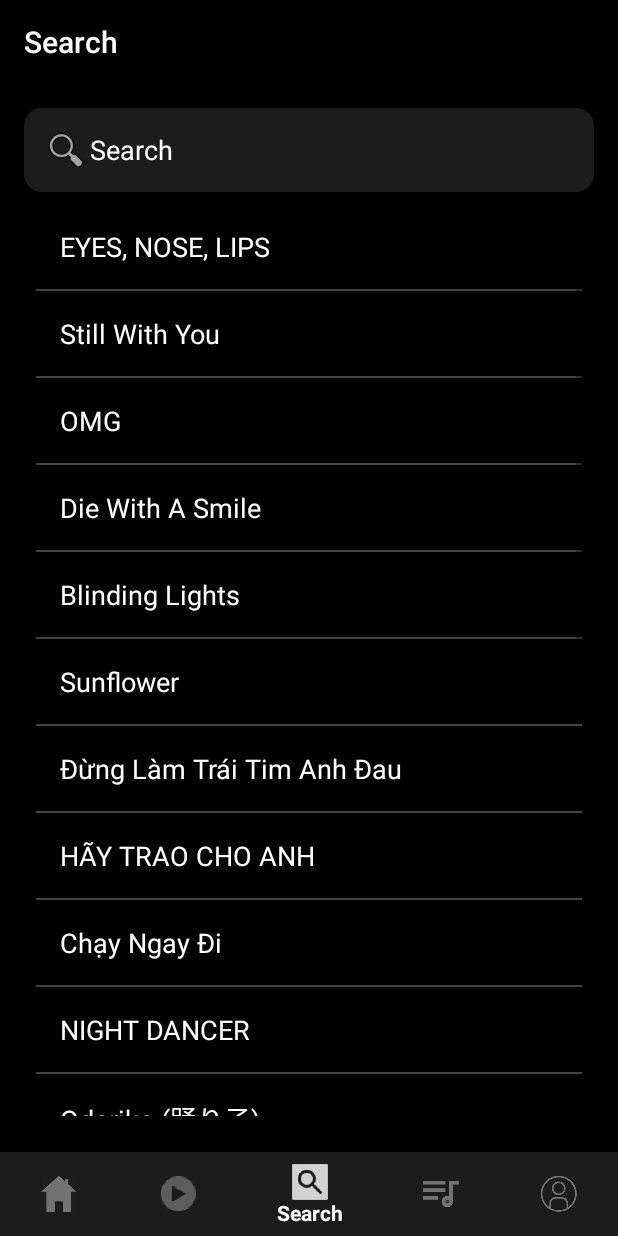
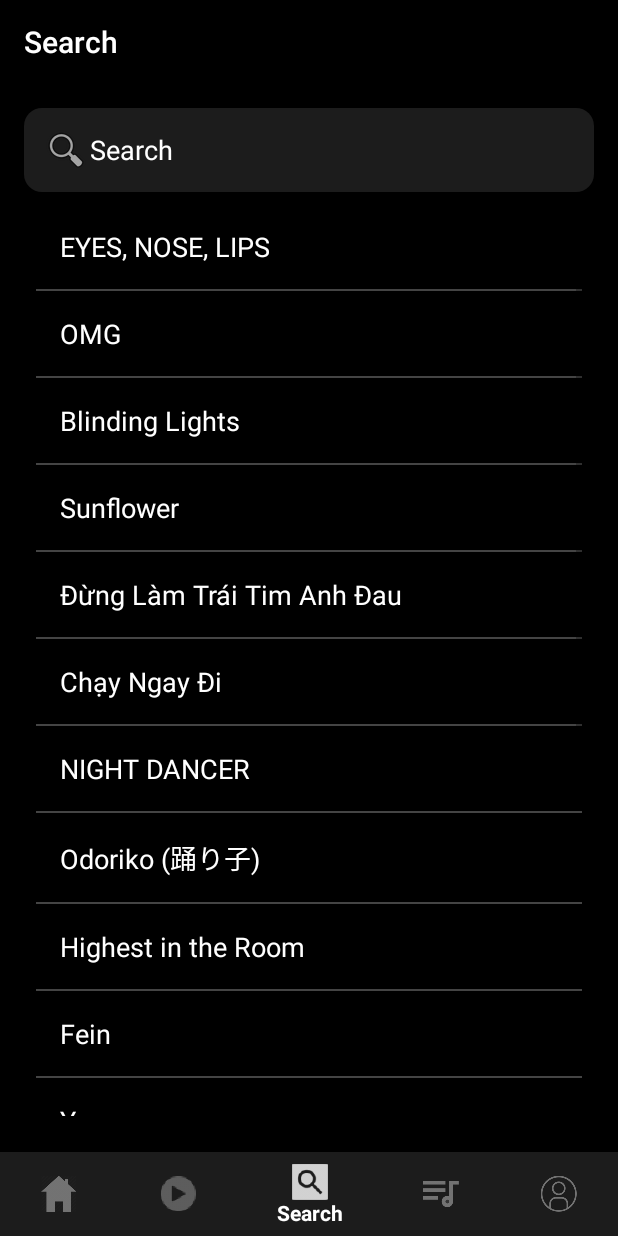
Before and after one commit to trieupham1/My_Music_player, an Android app: the SearchFragment screen opened through its navigation route, on a phone screen of 412 x 824 dp. Run offline under Robolectric (Android 15) with nearby library versions, the phone set to English and light mode, and no system bars; our stand-ins replace Firebase (no records; nobody signed in at launch, a user with empty details on screens opened directly), navigation-ui.

Commit message:
fix errors

```diff
--- a/app/src/main/java/com/tdtu/my_music_player/SearchFragment.java
+++ b/app/src/main/java/com/tdtu/my_music_player/SearchFragment.java
@@ -25,27 +25,21 @@ public class SearchFragment extends Fragment {
     private ListView listView;
     private ListView searchResultsListView;
 
+
     private String[] songTitles = {
-            "EYES, NOSE, LIPS", "Still With You", "OMG",
-            "Die With A Smile", "Blinding Lights", "Sunflower",
-            "Đừng Làm Trái Tim Anh Đau", "HÃY TRAO CHO ANH", "Chạy Ngay Đi",
-            "NIGHT DANCER", "Odoriko (踊り子)", "Tokyo Flash (東京フラッシュ)",
-            "Highest in the Room", "Fein","Yummy", "Peaches",
-            "Numb", "Creep",
-            "Lâu Đài Tình Ái",
-            "Khu Tao Sống"
+            "EYES, NOSE, LIPS", "OMG", "Blinding Lights",
+            "Sunflower", "Đừng Làm Trái Tim Anh Đau", "Chạy Ngay Đi",
+            "NIGHT DANCER", "Odoriko (踊り子)",
+            "Highest in the Room", "Fein","Yummy", "Peaches", "Numb", "Creep","Lâu Đài Tình Ái","Khu Tao Sống"
+    };
 
+    private String[] artistNames = {
+            "TAEYANG", "NewJeans", "The Weeknd",
+            "Post Malone", "Sơn Tùng M-TP", "Sơn Tùng M-TP", "Imase",
+            "Vaundy", "Travis Scott","Travis Scott","Justin Bieber", "Justin Bieber",
+            "Linkin Park", "Radiohead","Đàm Vĩnh Hưng","Wowy","Travis Scott"
     };
-    private String[] artistNames = {
-            "Taeyang", "Jungkook", "NewJeans",
-            "Bruno Mars & Lady Gaga", "The Weeknd", "Post Malone",
-            "Sơn Tùng M-TP", "Sơn Tùng M-TP ft. Snoop Dogg", "Sơn Tùng M-TP",
-            "Imase", "Vaundy", "Vaundy",
-            "Travis Scott", "Travis Scott","Justin Bieber", "Justin Bieber",
-            "Linkin Park", "Radiohead",
-            "Đàm Vĩnh Hưng",
-            "Wowy"
-    };
+
     private int[] songResources = {
             R.raw.kpop1, R.raw.kpop3,
             R.raw.usuk2, R.raw.usuk3,
@@ -56,15 +50,12 @@ public class SearchFragment extends Fragment {
             R.raw.laudaitinhai,
             R.raw.khutaosong
     };
+
     private int[] albumCoverResources = {
-            R.drawable.kpop1, R.drawable.kpop3,
-            R.drawable.usuk2, R.drawable.usuk3,
-            R.drawable.vpop1, R.drawable.vpop3,
-            R.drawable.japan, R.drawable.japan2,
-            R.drawable.travis, R.drawable.fein,R.drawable.justin2, R.drawable.justin3,
-            R.drawable.rock1, R.drawable.rock2,
-            R.drawable.laudaitinhai,
-            R.drawable.khutaosong
+            R.drawable.kpop1, R.drawable.kpop3, R.drawable.usuk2,
+            R.drawable.usuk3, R.drawable.vpop1, R.drawable.vpop3, R.drawable.japan1,
+            R.drawable.japan2, R.drawable.travis,R.drawable.fein, R.drawable.justin2,
+            R.drawable.justin3, R.drawable.rock1, R.drawable.rock2,R.drawable.laudaitinhai,R.drawable.khutaosong
     };
 
     private List<String> searchResults;
```
